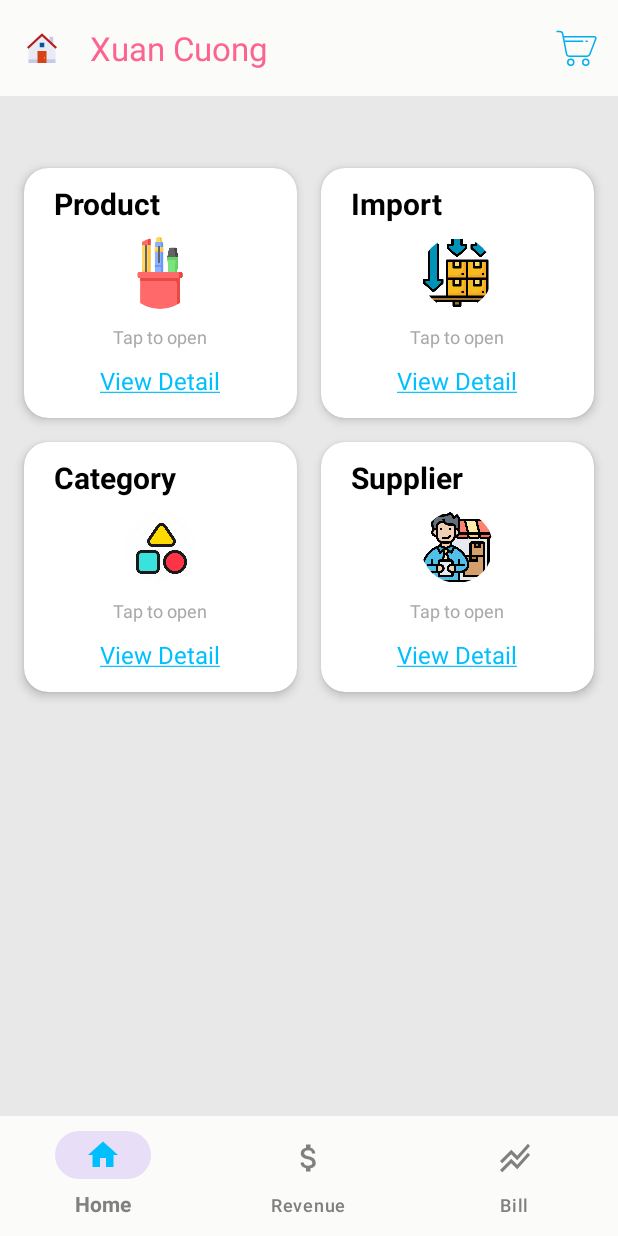
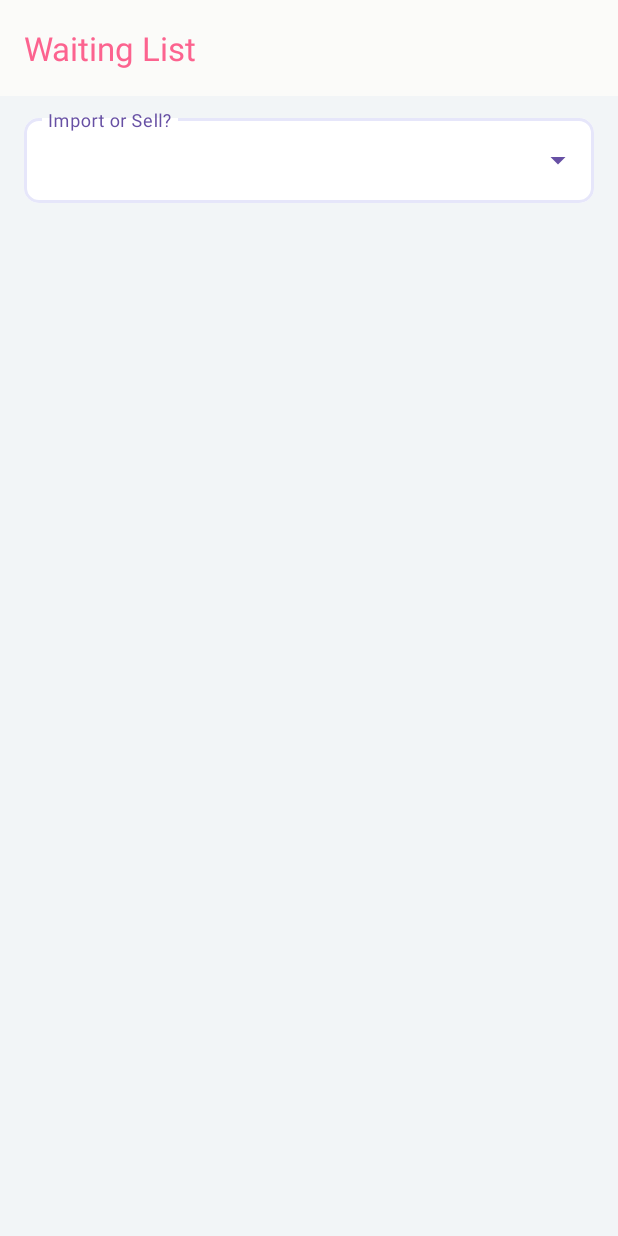
Before and after one commit to QuocCuong2807/XuanCuong_Stationery, an Android app: the screen it shows after launch (MainActivity before the commit, WaitingListActivity after it), after a tap on "XuanCuongStationery", on a phone screen of 412 x 824 dp. Run offline under Robolectric (Android 15) with nearby library versions, the phone set to English and light mode, and no system bars.

Commit message:
Created waiting listview

```diff
--- a/app/src/main/java/com/fianlandroidassignments/xuancuongstationery/activity/MainActivity.java
+++ b/app/src/main/java/com/fianlandroidassignments/xuancuongstationery/activity/MainActivity.java
@@ -5,6 +5,7 @@ import androidx.fragment.app.Fragment;
 import androidx.fragment.app.FragmentManager;
 import androidx.fragment.app.FragmentTransaction;
 
+import android.content.Intent;
 import android.database.sqlite.SQLiteDatabase;
 import android.os.Bundle;
 import android.view.Menu;
@@ -24,6 +25,7 @@ public class MainActivity extends AppCompatActivity {
     ActivityMainBinding binding;
     MaterialToolbar toolbar;
     private DatabaseHelper databaseHelper;
+
 
     @Override
     protected void onCreate(Bundle savedInstanceState) {
@@ -96,7 +98,8 @@ public class MainActivity extends AppCompatActivity {
         if (item.getItemId() == android.R.id.home) {
             finish(); // close this activity and return to preview activity (if there is any)
         } else if (item.getItemId() == R.id.sellStack) {
-            Toast.makeText(MainActivity.this, "Chuc nang chua hoan thanh", Toast.LENGTH_LONG).show();
+            Intent it = new Intent(MainActivity.this, WaitingListActivity.class);
+            startActivity(it);
         }
         return super.onOptionsItemSelected(item);
     }
--- /dev/null
+++ b/app/src/main/java/com/fianlandroidassignments/xuancuongstationery/activity/WaitingListActivity.java
@@ -0,0 +1,58 @@
+package com.fianlandroidassignments.xuancuongstationery.activity;
+
+import androidx.appcompat.app.AppCompatActivity;
+
+import android.os.Bundle;
+import android.view.View;
+import android.widget.ArrayAdapter;
+import android.widget.AutoCompleteTextView;
+import android.widget.ListView;
+
+import com.fianlandroidassignments.xuancuongstationery.R;
+import com.fianlandroidassignments.xuancuongstationery.adapter.ArrayCategoryAdapter;
+import com.fianlandroidassignments.xuancuongstationery.adapter.ArrayProviderAdapter;
+
+public class WaitingListActivity extends AppCompatActivity {
+    private final String[] arrWaitingListStatus = {"Import List", "Sell List"};
+    AutoCompleteTextView autoCompleteTextViewWaitingListStatus;
+    ArrayAdapter<String> adapterExsItems;
+    ListView listViewImport;
+    ListView listViewSell;
+
+    @Override
+    protected void onCreate(Bundle savedInstanceState) {
+        super.onCreate(savedInstanceState);
+        setContentView(R.layout.activity_waiting_list);
+
+        reference();
+        setAdapterForAutoCompleteTextView();
+        setDefaultBorderColor();
+
+        //handle hide/show import or sell view based on status
+        autoCompleteTextViewWaitingListStatus.setOnItemClickListener((parent, view, position, id) -> {
+            if ("Import List".equals(adapterExsItems.getItem(position))) {
+                listViewImport.setVisibility(View.VISIBLE);
+                listViewSell.setVisibility(View.INVISIBLE);
+            } else if ("Sell List".equals(adapterExsItems.getItem(position))) {
+                listViewSell.setVisibility(View.VISIBLE);
+                listViewImport.setVisibility(View.INVISIBLE);
+            }
+        });
+    }
+
+    private void setDefaultBorderColor(){
+        autoCompleteTextViewWaitingListStatus.setDropDownBackgroundResource(R.color.white);
+    }
+
+    private void setAdapterForAutoCompleteTextView(){
+        //set status adapter to status autocompleteTextView
+        autoCompleteTextViewWaitingListStatus.setAdapter(adapterExsItems);
+    }
+
+    private void reference() {
+        adapterExsItems = new ArrayAdapter<>(this, R.layout.list_item_product_exists, arrWaitingListStatus);
+        autoCompleteTextViewWaitingListStatus = findViewById(R.id.autoCompleteImportExists);
+        listViewImport = findViewById(R.id.listViewImport);
+        listViewSell = findViewById(R.id.listViewSell);
+    }
+}
--- a/app/src/main/java/com/fianlandroidassignments/xuancuongstationery/dto/WaitingList.java
+++ b/app/src/main/java/com/fianlandroidassignments/xuancuongstationery/dto/WaitingList.java
@@ -1,8 +1,9 @@
 package com.fianlandroidassignments.xuancuongstationery.dto;
 
+import java.util.ArrayList;
 import java.util.List;
 
 public class WaitingList {
-    public static List<ProductDTO> importList;
-    public static List<ProductDTO> sellList;
+    public static List<ProductDTO> importList = new ArrayList<>();
+    public static List<ProductDTO> sellList = new ArrayList<>();
 }
--- /dev/null
+++ b/app/src/main/res/layout/activity_waiting_list.xml
@@ -0,0 +1,94 @@
+<?xml version="1.0" encoding="utf-8"?>
+<androidx.constraintlayout.widget.ConstraintLayout xmlns:android="http://schemas.android.com/apk/res/android"
+    xmlns:app="http://schemas.android.com/apk/res-auto"
+    xmlns:tools="http://schemas.android.com/tools"
+    android:layout_width="match_parent"
+    android:layout_height="match_parent"
+    tools:context=".activity.WaitingListActivity"
+    android:background="@color/white1">
+
+    <com.google.android.material.appbar.AppBarLayout
+        android:id="@+id/customTopImportBarParent"
+        android:layout_width="match_parent"
+        android:layout_height="wrap_content"
+        app:layout_constraintEnd_toEndOf="parent"
+        app:layout_constraintStart_toStartOf="parent"
+        app:layout_constraintTop_toTopOf="parent">
+
+        <com.google.android.material.appbar.MaterialToolbar
+            android:id="@+id/customTopImportBar"
+            android:layout_width="match_parent"
+            android:layout_height="?attr/actionBarSize"
+            android:background="@color/menuColor"
+            app:title="@string/lbWaitingList"
+            app:titleTextColor="@color/titleToolBarColor">
+
+        </com.google.android.material.appbar.MaterialToolbar>
+    </com.google.android.material.appbar.AppBarLayout>
+
+    <com.google.android.material.textfield.TextInputLayout
+        android:id="@+id/dropdownImportOrSell"
+        style="@style/Widget.MaterialComponents.TextInputLayout.OutlinedBox.ExposedDropdownMenu"
+        android:layout_width="match_parent"
+        android:layout_height="wrap_content"
+        android:layout_marginLeft="16dp"
+        android:layout_marginRight="16dp"
+        android:layout_marginTop="64dp"
+        app:boxStrokeColor="@color/lavender"
+        app:boxBackgroundColor="@color/white"
+        android:textColorHint="@color/textMenuBottom"
+        android:hint="@string/lbKindOfWaitingList"
+        app:layout_constraintBottom_toBottomOf="parent"
+        app:layout_constraintEnd_toEndOf="parent"
+        app:layout_constraintStart_toStartOf="parent"
+        app:layout_constraintTop_toTopOf="parent"
+        app:layout_constraintVertical_bias="0.013"
+        app:boxCornerRadiusBottomEnd="10dp"
+        app:boxCornerRadiusBottomStart="10dp"
+        app:boxCornerRadiusTopEnd="10dp"
+        app:boxCornerRadiusTopStart="10dp"
+        >
+
+        <AutoCompleteTextView
+            android:id="@+id/autoCompleteImportExists"
+            android:layout_width="match_parent"
+            android:layout_height="wrap_content"
+            android:inputType="none"
+            android:textColor="@color/black"
+            />
+
+    </com.google.android.material.textfield.TextInputLayout>
+
+    <ListView
+        android:id="@+id/listViewSell"
+        android:layout_width="match_parent"
+        android:layout_height="480dp"
+        android:layout_marginLeft="16dp"
+        android:layout_marginTop="16dp"
+        android:layout_marginRight="16dp"
+        android:divider="@android:color/transparent"
+        android:dividerHeight="12dp"
+        android:scrollbars="vertical"
+        android:visibility="invisible"
+        app:layout_constraintEnd_toEndOf="parent"
+        app:layout_constraintStart_toStartOf="parent"
+        app:layout_constraintTop_toBottomOf="@+id/dropdownImportOrSell"
+        tools:listitem="@layout/list_provider" />
+
+    <ListView
+        android:id="@+id/listViewImport"
+        android:layout_width="match_parent"
+        android:layout_height="480dp"
+        android:layout_marginLeft="16dp"
+        android:layout_marginTop="16dp"
+        android:layout_marginRight="16dp"
+        android:divider="@android:color/transparent"
+        android:dividerHeight="12dp"
+        android:scrollbars="vertical"
+        android:visibility="invisible"
+        app:layout_constraintEnd_toEndOf="parent"
+        app:layout_constraintStart_toStartOf="parent"
+        app:layout_constraintTop_toBottomOf="@+id/dropdownImportOrSell"
+        tools:listitem="@layout/waiting_list_item" />
+
+</androidx.constraintlayout.widget.ConstraintLayout>
--- a/app/src/main/res/values/strings.xml
+++ b/app/src/main/res/values/strings.xml
@@ -21,7 +21,8 @@
     <string name="lbHintQuantity">Quantity</string>
     <string name="lbRequire">Required</string>
     <string name="lbImportExistingSave">Save</string>
-    <string name="lbHintPrice">Price</string>
+    <string name="lbHintPriceImport">Price Import</string>
+    <string name="lbHintPriceSell">Price Sell</string>
     <string name="lbProviderDropdown">Supplier</string>
     <string name="lbHintProductName">Product Name</string>
     <string name="lbChooseImgText">Click to chose image</string>
@@ -33,4 +34,6 @@
     <string name="lbNoticeProviderAdd">Provider Name</string>
     <string name="lbProviderEdit">Edit Provider Information</string>
     <string name="lbEditDialog">Edit</string>
+    <string name="lbWaitingList">Waiting List</string>
+    <string name="lbKindOfWaitingList">Import or Sell?</string>
 </resources>
```
Also changed, not shown: app/src/main/AndroidManifest.xml (+6 -3 lines), app/src/main/java/com/fianlandroidassignments/xuancuongstationery/activity/ImportActivity.java (+4 -4 lines), app/src/main/res/layout/activity_import.xml (+28 -5 lines), app/src/main/res/layout/waiting_list_item.xml (added, +68 -0 lines).
